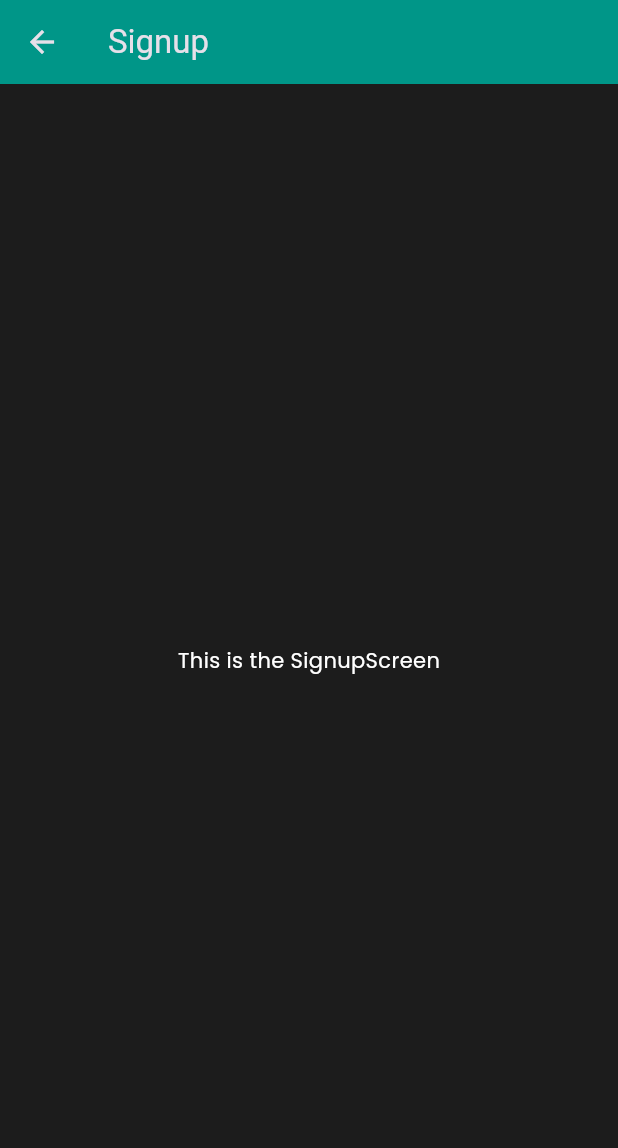
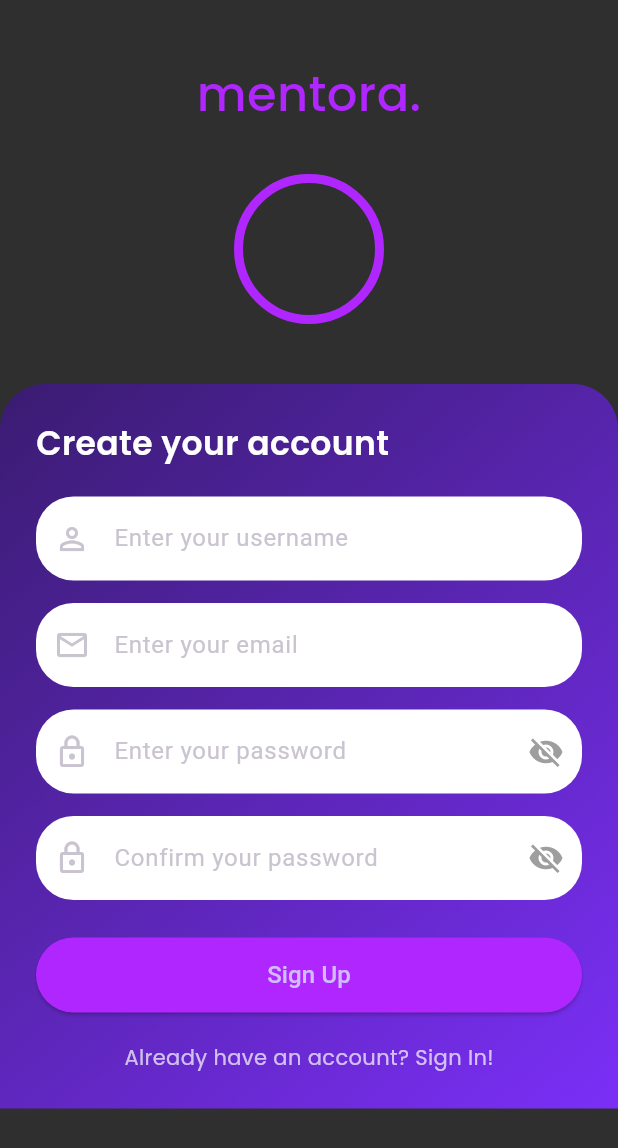
Before and after one commit to muijayaweera/mentora-mobile-app, a Flutter app: the SignupScreen screen opened by its route, on a phone screen of 412 x 824 dp. Shown: the top 1148 px of the screen. Run offline on Flutter 3.47's test engine with Material 3 defaults, Android fonts, the phone set to English and light mode, and no system bars; our stand-ins replace firebase_core, google_fonts, image_picker; accounts and stored records are empty.

Commit message:
sign up initialization

```diff
--- a/lib/main.dart
+++ b/lib/main.dart
@@ -1,6 +1,6 @@
 import 'package:flutter/material.dart';
 import 'screens/intro.dart';
-import 'screens/login.dart';
+import 'screens/signin.dart';
 import 'screens/signup.dart';
 import 'screens/home.dart';
 import 'screens/chatbot.dart';
--- a/lib/screens/signup.dart
+++ b/lib/screens/signup.dart
@@ -1,17 +1,192 @@
 import 'package:flutter/material.dart';
 
-class SignupScreen extends StatelessWidget {
+class SignupScreen extends StatefulWidget {
   const SignupScreen({super.key});
+
+  @override
+  State<SignupScreen> createState() => _SignupScreenState();
+}
+
+class _SignupScreenState extends State<SignupScreen> {
+  bool obscurePassword = true;
+  bool obscureConfirmPassword = true;
 
   @override
   Widget build(BuildContext context) {
     return Scaffold(
-      appBar: AppBar(
-        title: const Text('Signup'),
-        backgroundColor: Colors.teal,
+      backgroundColor: const Color(0xFF2F2F2F),
+      body: SafeArea(
+        child: SingleChildScrollView(
+          child: Column(
+            children: [
+              const SizedBox(height: 40),
+
+              /// Logo
+              const Text(
+                "mentora.",
+                style: TextStyle(
+                  color: Color(0xFFB026FF),
+                  fontSize: 32,
+                  fontWeight: FontWeight.w500,
+                ),
+              ),
+
+              const SizedBox(height: 30),
+
+              /// Circle icon
+              Container(
+                width: 100,
+                height: 100,
+                decoration: BoxDecoration(
+                  shape: BoxShape.circle,
+                  border: Border.all(color: Color(0xFFB026FF), width: 6),
+                ),
+              ),
+
+              const SizedBox(height: 40),
+
+              /// Bottom Card
+              Container(
+                width: double.infinity,
+                padding: const EdgeInsets.all(24),
+                decoration: const BoxDecoration(
+                  borderRadius: BorderRadius.vertical(top: Radius.circular(30)),
+                  gradient: LinearGradient(
+                    colors: [Color(0xFF3A1C71), Color(0xFF7B2FF7)],
+                    begin: Alignment.topLeft,
+                    end: Alignment.bottomRight,
+                  ),
+                ),
+                child: Column(
+                  crossAxisAlignment: CrossAxisAlignment.start,
+                  children: [
+                    const Text(
+                      "Create your account",
+                      style: TextStyle(
+                        color: Colors.white,
+                        fontSize: 22,
+                        fontWeight: FontWeight.w600,
+                      ),
+                    ),
+
+                    const SizedBox(height: 20),
+
+                    _inputField(
+                      hint: "Enter your username",
+                      icon: Icons.person_outline,
+                    ),
+
+                    const SizedBox(height: 15),
+
+                    _inputField(
+                      hint: "Enter your email",
+                      icon: Icons.email_outlined,
+                    ),
+
+                    const SizedBox(height: 15),
+
+                    _inputField(
+                      hint: "Enter your password",
+                      icon: Icons.lock_outline,
+                      obscure: obscurePassword,
+                      suffix: IconButton(
+                        icon: Icon(
+                          obscurePassword
+                              ? Icons.visibility_off
+                              : Icons.visibility,
+                          color: Colors.grey,
+                        ),
+                        onPressed: () {
+                          setState(() {
+                            obscurePassword = !obscurePassword;
+                          });
+                        },
+                      ),
+                    ),
+
+                    const SizedBox(height: 15),
+
+                    _inputField(
+                      hint: "Confirm your password",
+                      icon: Icons.lock_outline,
+                      obscure: obscureConfirmPassword,
+                      suffix: IconButton(
+                        icon: Icon(
+                          obscureConfirmPassword
+                              ? Icons.visibility_off
+                              : Icons.visibility,
+                          color: Colors.grey,
+                        ),
+                        onPressed: () {
+                          setState(() {
+                            obscureConfirmPassword = !obscureConfirmPassword;
+                          });
+                        },
+                      ),
+                    ),
+
+                    const SizedBox(height: 25),
+
+                    /// Sign Up Button
+                    SizedBox(
+                      width: double.infinity,
+                      height: 50,
+                      child: ElevatedButton(
+                        onPressed: () {},
+                        style: ElevatedButton.styleFrom(
+                          backgroundColor: const Color(0xFFB026FF),
+                          shape: RoundedRectangleBorder(
+                            borderRadius: BorderRadius.circular(25),
+                          ),
+                        ),
+                        child: const Text(
+                          "Sign Up",
+                          style: TextStyle(fontSize: 16),
+                        ),
+                      ),
+                    ),
+
+                    const SizedBox(height: 20),
+
+                    Center(
+                      child: GestureDetector(
+                        onTap: () {
+                          Navigator.pushNamed(context, '/login');
+                        },
+                        child: const Text(
+                          "Already have an account? Sign In!",
+                          style: TextStyle(color: Colors.white70),
+                        ),
+                      ),
+                    ),
+                  ],
+                ),
+              ),
+            ],
+          ),
+        ),
       ),
-      body: const Center(
-        child: Text('This is the SignupScreen'),
+    );
+  }
+
+  Widget _inputField({
+    required String hint,
+    required IconData icon,
+    bool obscure = false,
+    Widget? suffix,
+  }) {
+    return TextField(
+      obscureText: obscure,
+      decoration: InputDecoration(
+        hintText: hint,
+        filled: true,
+        fillColor: Colors.white,
+        prefixIcon: Icon(icon),
+        suffixIcon: suffix,
+        border: OutlineInputBorder(
+          borderRadius: BorderRadius.circular(25),
+          borderSide: BorderSide.none,
+        ),
       ),
     );
   }
```
Also changed, not shown: lib/screens/signin.dart (renamed from lib/screens/login.dart).
